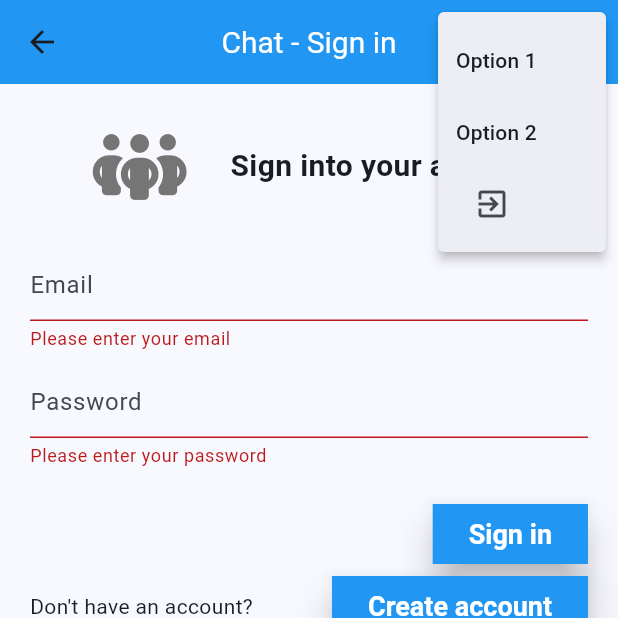
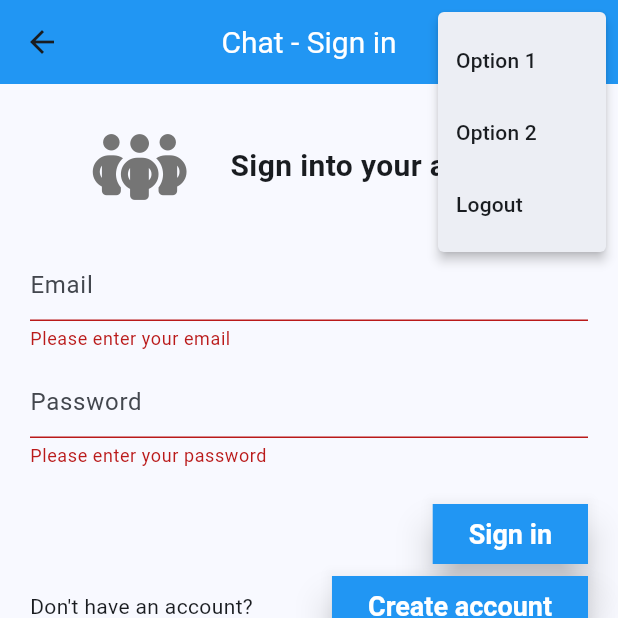
Before and after one commit to FilipStudeny/Flutter---Chat-app, a Flutter app: the SignInPage screen opened by its route, after a tap on "Sign in", after a tap on the "more vert" icon, on a phone screen of 412 x 824 dp, the top half of it. Run offline on Flutter 3.47's test engine with Material 3 defaults, Android fonts, the phone set to English and light mode, and no system bars; our stand-ins replace firebase_auth, firebase_core, font_awesome_flutter, get_it; accounts and stored records are empty; generated files the repository leaves out were written again.

Commit message:
Dependency injection and AuthenticationService

```diff
--- a/lib/components/AppHeader.dart
+++ b/lib/components/AppHeader.dart
@@ -1,10 +1,28 @@
 import 'package:firebase_auth/firebase_auth.dart';
 import 'package:flutter/material.dart';
+import 'package:meet_chat/core/globals.dart';
+import 'package:meet_chat/core/services/AuthenticationService.dart';
+import 'package:meet_chat/routes/SignInPage.dart';
 
 class AppHeader extends StatelessWidget implements PreferredSizeWidget {
   const AppHeader({super.key, required this.title});
 
   final String title;
+
+  void _logout(BuildContext context) async {
+    final user = await FIREBASE_INSTANCE.currentUser;
+    if (user != null) {
+      print("LOGGED IN USER EMAIL: ${user.email}");
+    }
+    final response = await injector<IAuthenticationService>().logout();
+    if (response.message == "Signed out successfully") {
+      Navigator.pushReplacementNamed(context, SignInPage.route);
+    } else {
+      ScaffoldMessenger.of(context).showSnackBar(
+        SnackBar(content: Text(response.message.toString())),
+      );
+    }
+  }
 
   @override
   Widget build(BuildContext context) {
@@ -13,6 +31,9 @@ class AppHeader extends StatelessWidget implements PreferredSizeWidget {
       actions: <Widget>[
         PopupMenuButton<String>(
           onSelected: (String result) {
+            if (result == 'Logout') {
+              _logout(context);
+            }
           },
           itemBuilder: (BuildContext context) => <PopupMenuEntry<String>>[
             const PopupMenuItem<String>(
@@ -23,16 +44,9 @@ class AppHeader extends StatelessWidget implements PreferredSizeWidget {
               value: 'Option 2',
               child: Text('Option 2'),
             ),
-            PopupMenuItem<String>(
+            const PopupMenuItem<String>(
               value: 'Logout',
-              child: IconButton(
-                icon: const Icon(
-                  Icons.exit_to_app
-                ),
-                onPressed: () {
-                  FirebaseAuth.instance.signOut();
-                },
-              ),
+              child: Text('Logout'),
             ),
           ],
         ),
--- a/lib/core/globals.dart
+++ b/lib/core/globals.dart
@@ -1,2 +1,6 @@
 
 import 'package:firebase_auth/firebase_auth.dart';
+import 'package:get_it/get_it.dart';
+
+final injector = GetIt.instance;
+final FirebaseAuth FIREBASE_INSTANCE = FirebaseAuth.instance;
--- /dev/null
+++ b/lib/core/models/ServiceResponse.dart
@@ -0,0 +1,6 @@
+class ServiceResponse<T> {
+  String? message;
+  T? data;
+
+  ServiceResponse({this.message, this.data});
+}
--- a/lib/routes/SignInPage.dart
+++ b/lib/routes/SignInPage.dart
@@ -1,13 +1,12 @@
 import 'package:firebase_auth/firebase_auth.dart';
 import 'package:meet_chat/components/AppHeader.dart';
 import 'package:meet_chat/components/AppIcon.dart';
+import 'package:meet_chat/core/globals.dart';
+import 'package:meet_chat/core/services/AuthenticationService.dart';
 import 'package:meet_chat/routes/SignUpPage.dart';
 import 'package:flutter/material.dart';
 
 import 'HomePage.dart';
-
-final _authenticationProvider = FirebaseAuth.instance;
-
 
 class SignInPage extends StatefulWidget {
   const SignInPage({super.key});
@@ -22,35 +21,32 @@ class _SignInPageState extends State<SignInPage> {
   String _errorMessage = '';
   final TextEditingController _emailController = TextEditingController();
   final TextEditingController _passwordController = TextEditingController();
+
   final GlobalKey<FormState> _formKey = GlobalKey<FormState>();
+  final IAuthenticationService _authenticationService =
+      injector<IAuthenticationService>();
 
   void onSubmit() async {
     final formState = _formKey.currentState;
     if (formState != null && formState.validate()) {
+      var email = _emailController.value.text;
+      var password = _passwordController.value.text;
+      var response = await _authenticationService.login(email, password);
 
-        try{
+      var user = response.data;
 
-          final user = await _authenticationProvider.signInWithEmailAndPassword(
-              email: _emailController.value.text,
-              password: _passwordController.value.text
-          );
+      if (user == null) {
+        setState(() {
+          _errorMessage = response.message.toString();
+        });
+        ScaffoldMessenger.of(context).clearSnackBars();
+        ScaffoldMessenger.of(context).showSnackBar(SnackBar(
+            content:
+                Text(response.message.toString() ?? 'Authentication failed')));
+      }
 
-          print(user);
-
-          if(user.user != null){
-            Navigator.pushNamed(context, HomePage.route);
-          }
-        } on FirebaseAuthException catch (err){
-          if(err.code == 'email-already-in-use'){
-            setState(() {
-              _errorMessage = err.message.toString();
-            });
-            ScaffoldMessenger.of(context).clearSnackBars();
-            ScaffoldMessenger.of(context).showSnackBar(SnackBar(content: Text(
-                err.message.toString() ?? 'Authentication failed'
-            )));
-          }
-
+      if (user != null) {
+        Navigator.pushNamed(context, HomePage.route);
       }
     }
   }
@@ -73,7 +69,8 @@ class _SignInPageState extends State<SignInPage> {
                   AppIcon(size: 50.0),
                   Text(
                     "Sign into your account",
-                    style: TextStyle(fontSize: 20.0, fontWeight: FontWeight.bold),
+                    style:
+                        TextStyle(fontSize: 20.0, fontWeight: FontWeight.bold),
                   ),
                 ],
               ),
--- a/pubspec.yaml
+++ b/pubspec.yaml
@@ -17,6 +17,7 @@ dependencies:
   firebase_auth: ^5.0.0
   cloud_firestore: ^5.0.0
   firebase_storage: ^12.0.0
+  get_it: ^7.7.0
 
 dev_dependencies:
   flutter_test:
```
Also changed, not shown: lib/core/dependencies.dart (added, +11 -0 lines), lib/core/models/ErrorMessages.dart (added, +16 -0 lines), lib/core/services/AuthenticationService.dart (+53 -0 lines), lib/main.dart (+10 -7 lines), lib/routes/HomePage.dart (+4 -7 lines), lib/routes/SignUpPage.dart (+26 -27 lines), pubspec.lock.
